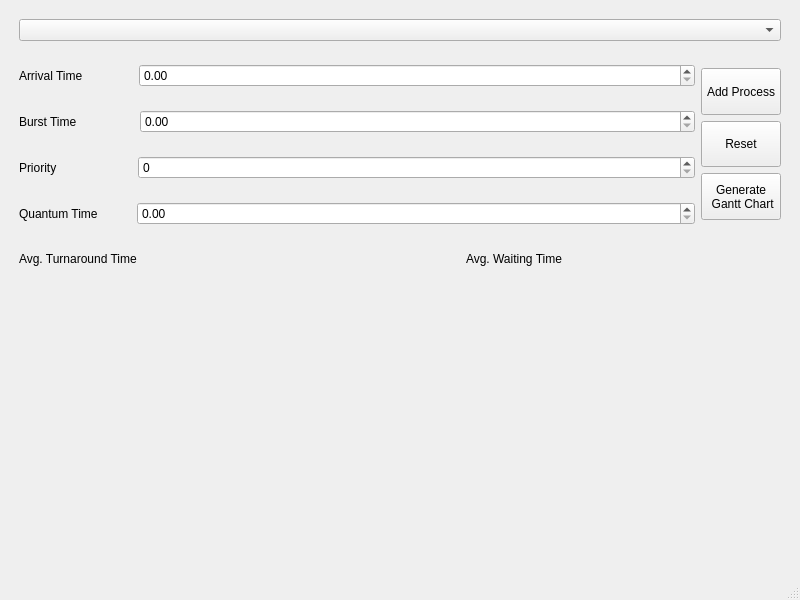
First picture: the form in mainwindow.ui, repository Moatsm-prog/Processor_Scheduler, before the edit.
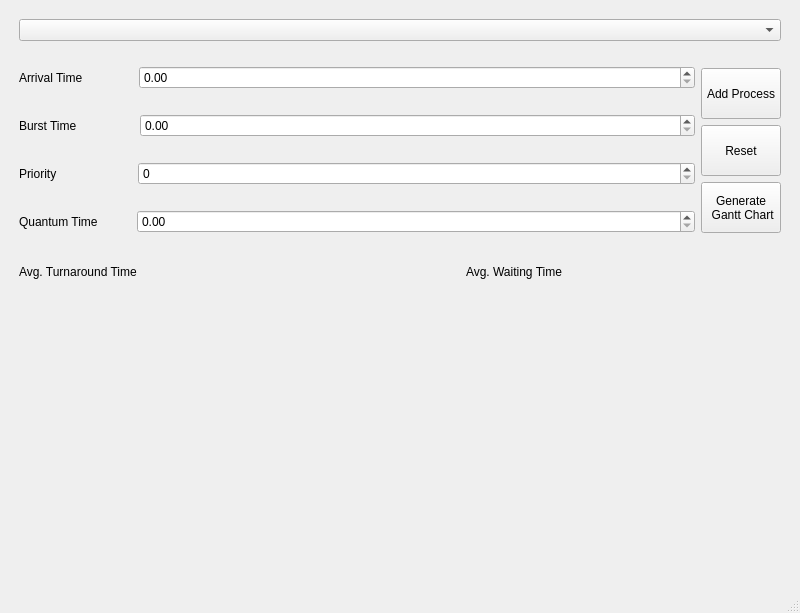
Second picture: the form after the edit.

Commit message: draw GanttChart

```diff
--- a/mainwindow.ui
+++ b/mainwindow.ui
@@ -7,7 +7,7 @@
     <x>0</x>
     <y>0</y>
     <width>800</width>
-    <height>600</height>
+    <height>613</height>
    </rect>
   </property>
   <property name="windowTitle">
```
Left out of the diff: 2 changed lines with no effect on the pictures. The commit also changes 1 other file.
